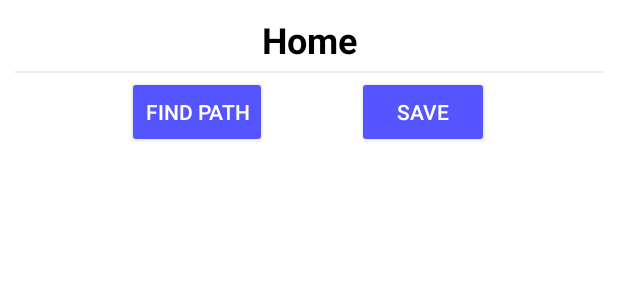
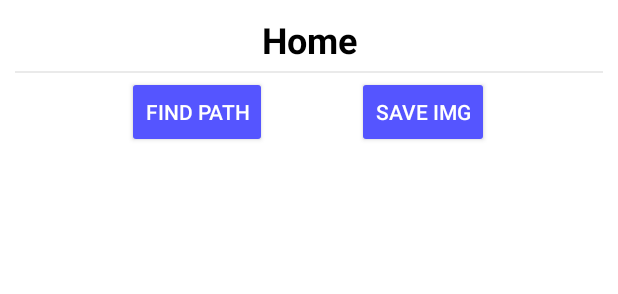
Before and after one commit to Szomti/FindPath, an Android app: the layout activity_main.xml on its own in the app's theme, with its tools: preview values and no code run, on a phone screen of 412 x 824 dp. Shown: the top 294 px of the screen. Run offline under Robolectric (Android 15) with nearby library versions, the phone set to English and light mode, and no system bars.

Commit message:
warning fixes

```diff
--- a/app/src/main/AndroidManifest.xml
+++ b/app/src/main/AndroidManifest.xml
@@ -2,8 +2,8 @@
 <manifest xmlns:android="http://schemas.android.com/apk/res/android"
     xmlns:tools="http://schemas.android.com/tools">
     <uses-permission android:name="android.permission.READ_EXTERNAL_STORAGE" />
-    <uses-permission android:name="android.permission.WRITE_EXTERNAL_STORAGE"/>
-    <uses-permission android:name="android.permission.MANAGE_EXTERNAL_STORAGE"/>
+    <uses-permission android:name="android.permission.WRITE_EXTERNAL_STORAGE"
+        tools:ignore="ScopedStorage" />
     <application
         android:allowBackup="true"
         android:dataExtractionRules="@xml/data_extraction_rules"
--- a/app/src/main/res/layout/activity_main.xml
+++ b/app/src/main/res/layout/activity_main.xml
@@ -1,7 +1,6 @@
 <?xml version="1.0" encoding="utf-8"?>
 <androidx.constraintlayout.widget.ConstraintLayout xmlns:android="http://schemas.android.com/apk/res/android"
     xmlns:app="http://schemas.android.com/apk/res-auto"
-    xmlns:tools="http://schemas.android.com/tools"
     android:orientation="vertical"
     android:layout_width="match_parent"
     android:layout_height="match_parent"
@@ -13,7 +12,7 @@
         app:layout_constraintTop_toTopOf="parent"
         android:layout_width="match_parent"
         android:layout_height="wrap_content"
-        android:text="Home"
+        android:text="@string/mainHeader"
         android:textColor="@color/black"
         android:gravity="center"
         android:textSize="24sp"
@@ -27,11 +26,11 @@
         android:layout_marginBottom="2dp" />
 
     <Button
+        android:id="@+id/mainFindPath"
         android:layout_marginTop="8dp"
-        android:id="@+id/mainFindPath"
         android:layout_width="wrap_content"
         android:layout_height="wrap_content"
-        android:text="Find Path"
+        android:text="@string/mainFindPath"
         android:backgroundTint="#FF5555FF"
         app:layout_constraintHorizontal_bias="0.25"
         app:layout_constraintLeft_toLeftOf="@+id/mainHeader"
@@ -39,11 +38,11 @@
         app:layout_constraintTop_toBottomOf="@+id/mainHeader"/>
 
     <Button
+        android:id="@+id/mainSave"
         android:layout_marginTop="8dp"
-        android:id="@+id/mainSave"
         android:layout_width="wrap_content"
         android:layout_height="wrap_content"
-        android:text="Save"
+        android:text="@string/mainSave"
         android:backgroundTint="#FF5555FF"
         app:layout_constraintHorizontal_bias="0.75"
         app:layout_constraintLeft_toLeftOf="@+id/mainHeader"
@@ -72,6 +71,6 @@
         app:borderWidth="0dp"
         android:layout_margin="10dp"
         app:elevation="0dp"
-        android:contentDescription="Go To Setup Btn" />
+        android:contentDescription="@string/mainGoToSetup" />
 
 </androidx.constraintlayout.widget.ConstraintLayout>
--- a/app/src/main/res/values/strings.xml
+++ b/app/src/main/res/values/strings.xml
@@ -1,3 +1,17 @@
 <resources>
     <string name="app_name">Find Path</string>
+
+    <string name="setupHeader">Setup</string>
+    <string name="setupNameHeader">Edit Name</string>
+    <string name="setupCityNameEdit">New City Name</string>
+    <string name="setupSaveCityNameChange">Save</string>
+    <string name="setupDistanceHeader">Edit Distance</string>
+    <string name="setupDistanceBetweenCitiesChange">Distance</string>
+    <string name="setupSaveCityDistanceChange">Save</string>
+    <string name="setupFinishBtn">Finish</string>
+
+    <string name="mainHeader">Home</string>
+    <string name="mainFindPath">Find Path</string>
+    <string name="mainSave">Save IMG</string>
+    <string name="mainGoToSetup">Go To Setup Btn</string>
 </resources>
```
Also changed, not shown: app/src/main/res/layout/activity_setup.xml (+10 -11 lines).
